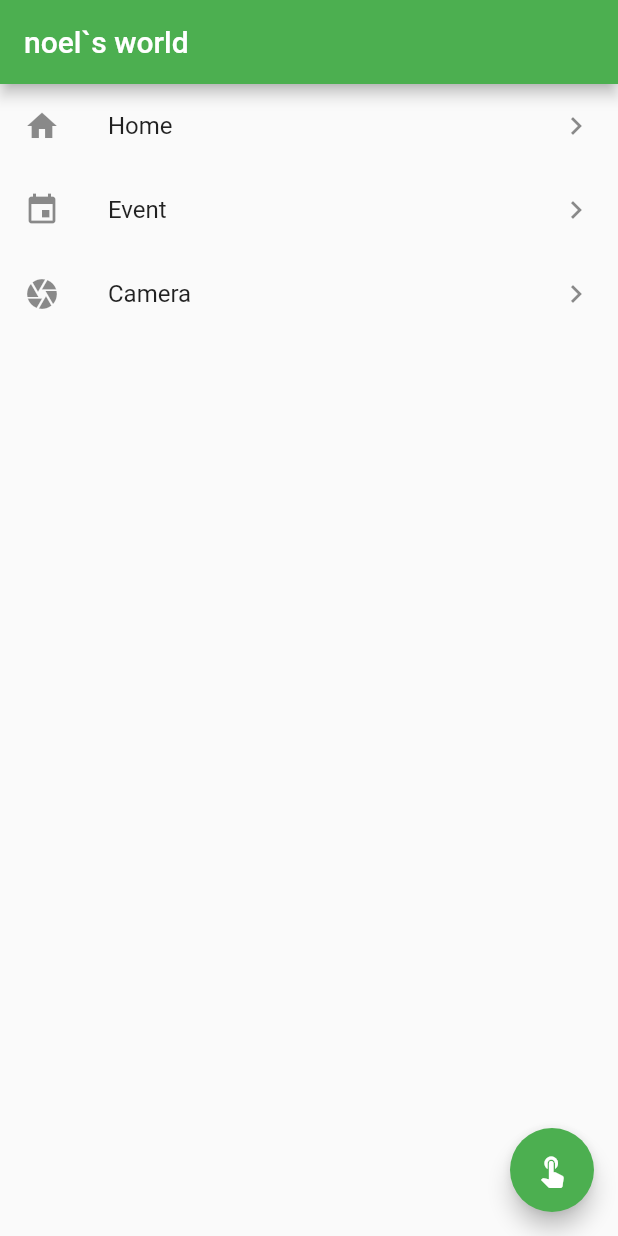
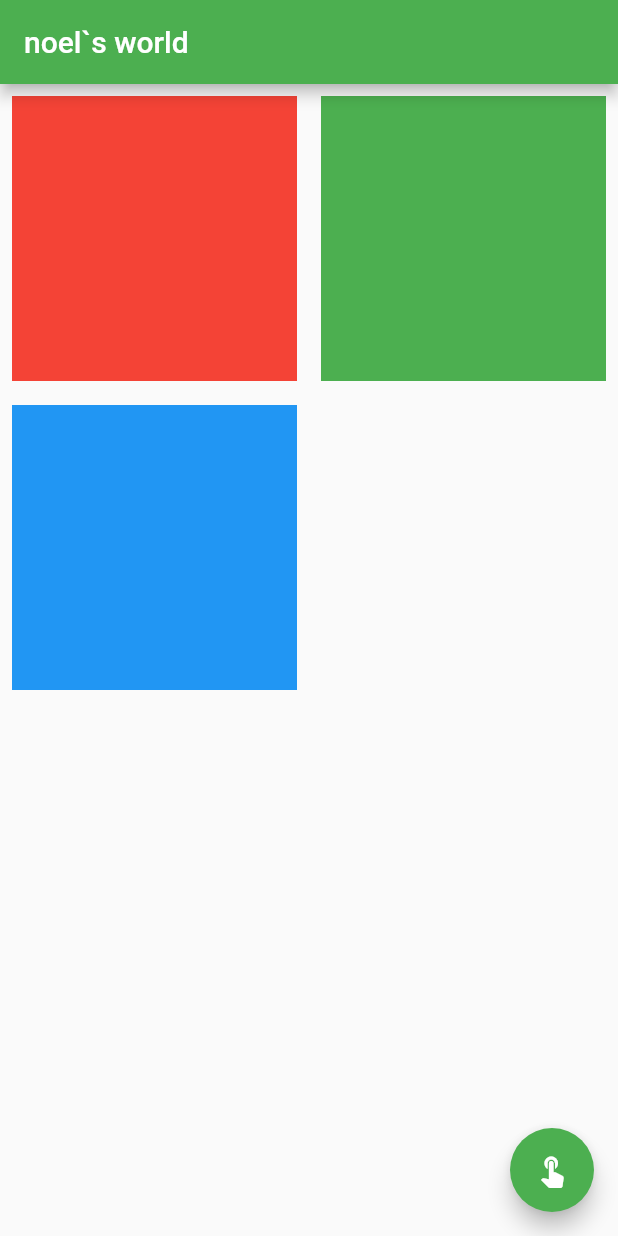
Before and after one commit to oinochoe/first_flutter, a Flutter app: the screen it shows after launch, on a phone screen of 412 x 824 dp. Run offline on Flutter 3.47's test engine with Material 2 defaults, Android fonts, the phone set to English and light mode, and no system bars.

Commit message:
flutter gridView

```diff
--- a/lib/main.dart
+++ b/lib/main.dart
@@ -36,25 +36,27 @@ class _MyHomePageState extends State<MyHomePage> {
       appBar: AppBar(
         title: Text(_text + '`s world'),
       ),
-      body: ListView(scrollDirection: Axis.vertical, children: <Widget>[
-        ListTile(
-          leading: Icon(Icons.home),
-          title: Text('Home'),
-          trailing: Icon(Icons.navigate_next),
-          onTap: () {},
-        ),
-        ListTile(
-          leading: Icon(Icons.event),
-          title: Text('Event'),
-          trailing: Icon(Icons.navigate_next),
-          onTap: () {},
-        ),
-        ListTile(
-            leading: Icon(Icons.camera),
-            title: Text('Camera'),
-            trailing: Icon(Icons.navigate_next),
-            onTap: () {})
-      ]),
+      body: GridView.count(crossAxisCount: 2, // 열수
+          children: <Widget>[
+            Container(
+                color: Colors.red,
+                width: 100,
+                height: 100,
+                padding: const EdgeInsets.all(8.0),
+                margin: const EdgeInsets.all(8.0)),
+            Container(
+                color: Colors.green,
+                width: 100,
+                height: 100,
+                padding: const EdgeInsets.all(8.0),
+                margin: const EdgeInsets.all(8.0)),
+            Container(
+                color: Colors.blue,
+                width: 100,
+                height: 100,
+                padding: const EdgeInsets.all(8.0),
+                margin: const EdgeInsets.all(8.0))
+          ]),
       floatingActionButton: FloatingActionButton(
           onPressed: () {
             setState(() {
```
